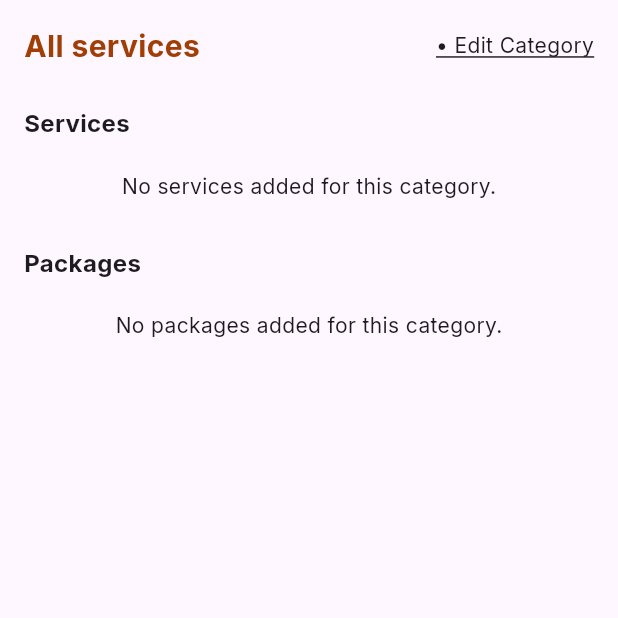
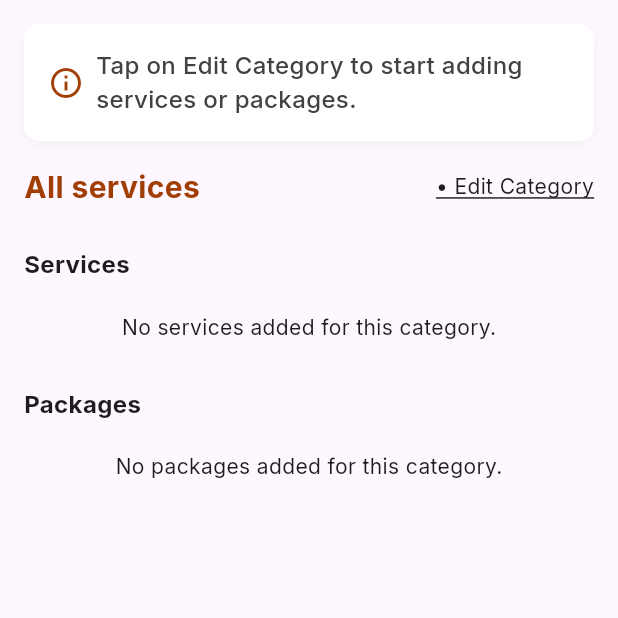
Before and after one commit to Pamfurred-Service-Provider/pamfurred_service_provider, a Flutter app: the ServicesScreen screen opened directly, on a phone screen of 412 x 824 dp, the top half of it. Run offline on Flutter 3.47's test engine with Material 3 defaults, Android fonts, the phone set to English and light mode, and no system bars; our stand-ins replace animated_custom_dropdown, badges, email_validator, firebase_core, firebase_messaging, fl_chart and 12 more; missing offline and left inert: philippines_rpcmb; accounts and stored records are empty.

Commit message:
services instruction added

```diff
--- a/lib/screens/services.dart
+++ b/lib/screens/services.dart
@@ -447,13 +447,54 @@ class ServicesScreenState extends State<ServicesScreen> {
     return Scaffold(
       body: isLoading
           ? const Center(
-              child:
-                  CircularProgressIndicator()) // Show loading indicator when loading is true
+              child: CircularProgressIndicator(),
+            ) // Show loading indicator when loading is true
           : ListView(
               children: [
                 Padding(
                   padding: const EdgeInsets.all(16.0),
+                  child: Column(
+                    crossAxisAlignment: CrossAxisAlignment.start,
+                    children: [
+                      // Modern styled instruction box
+                      Container(
+                        padding: const EdgeInsets.all(16.0),
+                        decoration: BoxDecoration(
+                          color: Colors.white,
+                          borderRadius: BorderRadius.circular(10),
+                          boxShadow: [
+                            BoxShadow(
+                              color: Colors.grey.withOpacity(0.1),
+                              blurRadius: 8,
+                              offset: const Offset(0, 2),
+                            ),
+                          ],
+                        ),
                         child: Row(
+                          children: [
+                            Icon(
+                              Icons.info_outline,
+                              color: Color.fromRGBO(160, 62, 6, 1),
+                              size: 24,
+                            ),
+                            const SizedBox(width: 8),
+                            Expanded(
+                              child: Text(
+                                "Tap on Edit Category to start adding services or packages.",
+                                style: TextStyle(
+                                  fontSize: 16,
+                                  fontWeight: FontWeight.w500,
+                                  color: Colors.grey[800],
+                                ),
+                              ),
+                            ),
+                          ],
+                        ),
+                      ),
+                      const SizedBox(
+                          height:
+                              16), // Spacer between instruction and category
+                      Row(
                         children: [
                           Text(
                             selectedCategory ?? 'pet grooming', // Dynamic text
@@ -474,6 +515,8 @@ class ServicesScreenState extends State<ServicesScreen> {
                                 decoration: TextDecoration.underline,
                               ),
                             ),
+                          ),
+                        ],
                       ),
                     ],
                   ),
@@ -526,18 +569,6 @@ class ServicesScreenState extends State<ServicesScreen> {
                                         _navigateToServiceDetails(
                                             context, service);
                                       },
-
-                                      //   // If service was edited, update the list
-                                      //   if (updatedService != null) {
-                                      //     setState(() {
-                                      //       int index = services.indexWhere((service) =>
-                                      //           service['id'] == updatedService['id']);
-                                      //       if (index != -1) {
-                                      //         services[index] = updatedService;
-                                      //       } // Update with edited service
-                                      //     });
-                                      //   }
-                                      // },
                                     ),
                                   ),
                                 ),
@@ -545,8 +576,9 @@ class ServicesScreenState extends State<ServicesScreen> {
                                 IconButton(
                                   icon: const Icon(Icons.delete,
                                       color: Colors.red),
-                                    onPressed: () => _showDeleteDialog(
-                                        context, service, true)),
+                                  onPressed: () =>
+                                      _showDeleteDialog(context, service, true),
+                                ),
                               ],
                             ),
                           );
@@ -561,7 +593,6 @@ class ServicesScreenState extends State<ServicesScreen> {
                       child: const Text('Add a service'),
                     ),
                   ),
-
                 const SizedBox(height: 10),
                 const Padding(
                   padding: EdgeInsets.symmetric(horizontal: 16.0),
@@ -616,7 +647,8 @@ class ServicesScreenState extends State<ServicesScreen> {
                                   icon: const Icon(Icons.delete,
                                       color: Colors.red),
                                   onPressed: () => _showDeleteDialog(
-                                        context, package, false)),
+                                      context, package, false),
+                                ),
                               ],
                             ),
                           );
```
Also changed, not shown: lib/screens/profile.dart (+28 -16 lines). Lines whose indentation alone changed are shown as unchanged.
